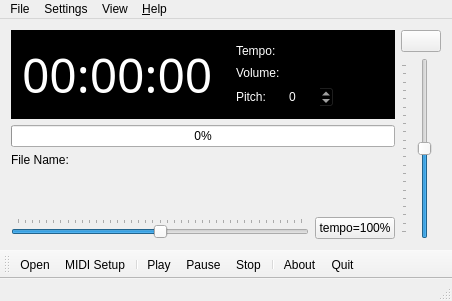
This is guiplayer.ui in pedrolcl/dmidiplayer as Qt 5 draws it before an edit. The edited form follows.
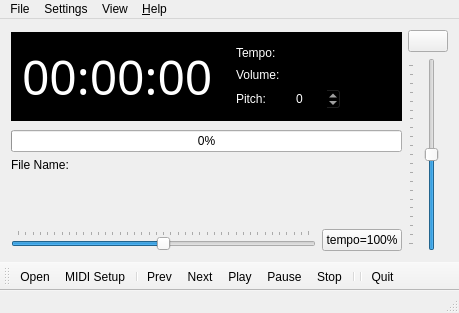
This is the edited form. Icons and pictures are not drawn. Custom widgets are drawn as their Qt base class.

What changed in the file:
```diff
--- a/guiplayer.ui
+++ b/guiplayer.ui
@@ -6,8 +6,8 @@
    <rect>
     <x>0</x>
     <y>0</y>
-    <width>438</width>
-    <height>301</height>
+    <width>459</width>
+    <height>313</height>
    </rect>
   </property>
   <property name="windowTitle">
@@ -477,7 +477,7 @@
     <rect>
      <x>0</x>
      <y>0</y>
-     <width>438</width>
+     <width>459</width>
      <height>23</height>
     </rect>
    </property>
@@ -555,11 +555,13 @@
    <addaction name="actionOpen"/>
    <addaction name="actionMIDISetup"/>
    <addaction name="separator"/>
+   <addaction name="actionPrev"/>
+   <addaction name="actionNext"/>
    <addaction name="actionPlay"/>
    <addaction name="actionPause"/>
    <addaction name="actionStop"/>
    <addaction name="separator"/>
-   <addaction name="actionAbout"/>
+   <addaction name="separator"/>
    <addaction name="actionQuit"/>
   </widget>
   <widget class="QStatusBar" name="myStatusBar"/>
@@ -791,6 +793,24 @@
     <string>Show Play List Editor</string>
    </property>
   </action>
+  <action name="actionNext">
+   <property name="icon">
+    <iconset resource="guiplayer.qrc">
+     <normaloff>:/resources/media-skip-forward.png</normaloff>:/resources/media-skip-forward.png</iconset>
+   </property>
+   <property name="text">
+    <string>Next</string>
+   </property>
+  </action>
+  <action name="actionPrev">
+   <property name="icon">
+    <iconset resource="guiplayer.qrc">
+     <normaloff>:/resources/media-skip-backward.png</normaloff>:/resources/media-skip-backward.png</iconset>
+   </property>
+   <property name="text">
+    <string>Prev</string>
+   </property>
+  </action>
  </widget>
  <layoutdefault spacing="6" margin="11"/>
  <customwidgets>
```
Left out of the diff: 20 changed lines with no effect on the pictures.
